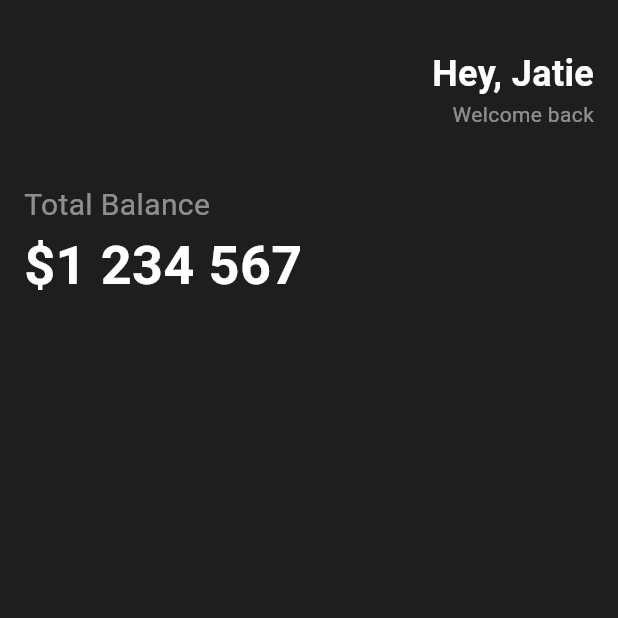
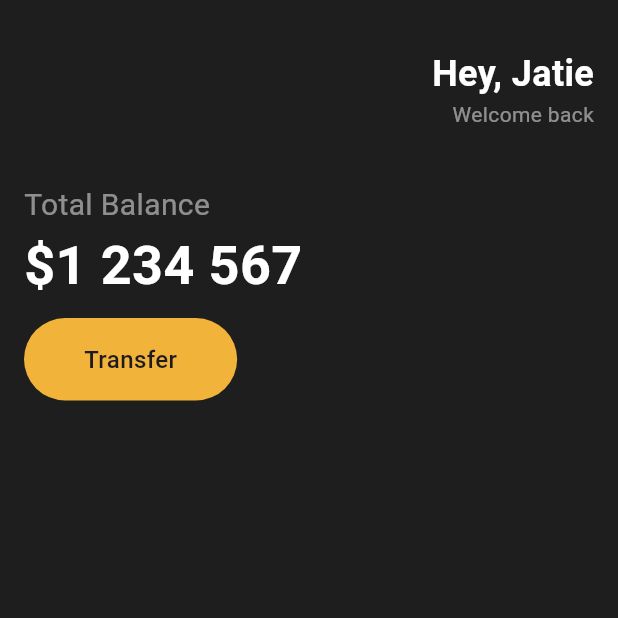
Before and after one commit to leejewon97/flutterUI, a Flutter app: the screen it shows after launch, on a phone screen of 412 x 824 dp, the top half of it. Run offline on Flutter 3.47's test engine with Material 3 defaults, Android fonts, the phone set to English and light mode, and no system bars.

Commit message:
Container 사용으로 버튼 UI 생성 박스모양을 만들기 위해, padding, decoration 적용

```diff
--- a/lib/main.dart
+++ b/lib/main.dart
@@ -64,6 +64,26 @@ class App extends StatelessWidget {
                   fontWeight: FontWeight.bold,
                 ),
               ),
+              const SizedBox(
+                height: 10,
+              ),
+              Container(
+                padding: const EdgeInsets.symmetric(
+                  vertical: 16.0,
+                  horizontal: 40.0,
+                ),
+                decoration: BoxDecoration(
+                  color: const Color(0xFFF2B33A),
+                  borderRadius: BorderRadius.circular(40),
+                ),
+                child: const Text(
+                  'Transfer',
+                  style: TextStyle(
+                    fontSize: 16.0,
+                    fontWeight: FontWeight.w500,
+                  ),
+                ),
+              ),
             ],
           ),
         ),
```
